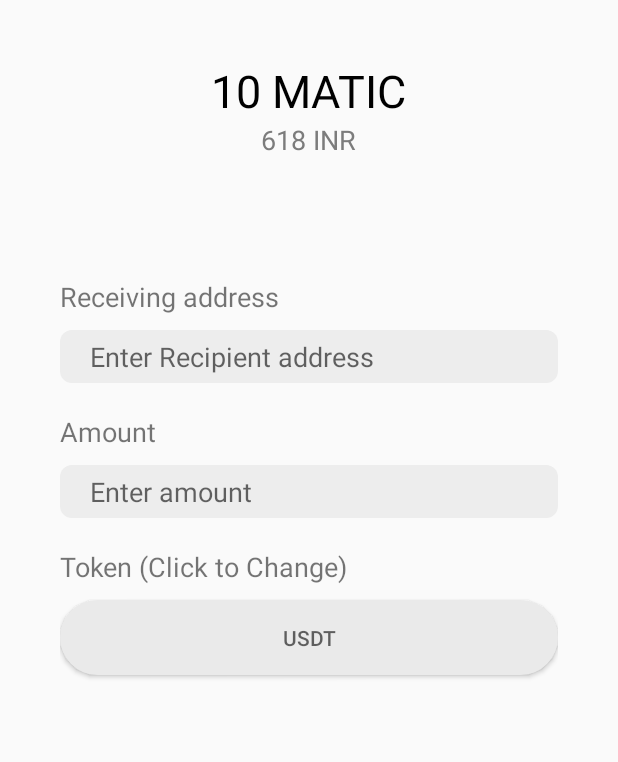
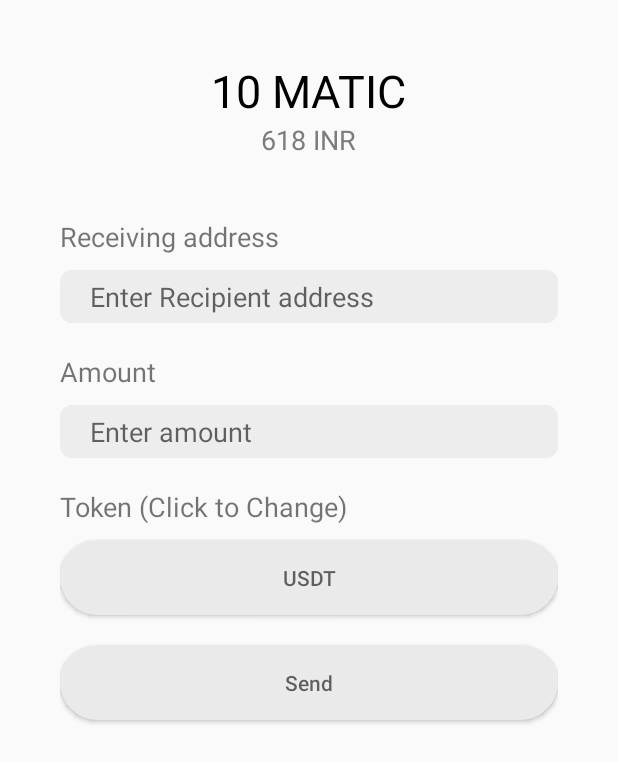
Before and after one commit to raehat/tracto, an Android app: the layout sheet_send_tokens.xml on its own in the app's theme, with its tools: preview values and no code run, on a phone screen of 412 x 824 dp. Shown: the top 762 px of the screen. Run offline under Robolectric (Android 15) with nearby library versions, the phone set to English and light mode, and no system bars.

Commit message:
add more tx data to app

```diff
--- a/app/src/main/java/com/example/tracto/oktoflow/bottomnavfragments/SentTokensFragment.kt
+++ b/app/src/main/java/com/example/tracto/oktoflow/bottomnavfragments/SentTokensFragment.kt
@@ -15,6 +15,8 @@ class SentTokensFragment : Fragment() {
     ): View? {
         val binding = FragmentSentTokensBinding.inflate(layoutInflater)
 
+
+
         return binding.root
     }
 }
--- a/app/src/main/res/layout/item_card_my_tokens.xml
+++ b/app/src/main/res/layout/item_card_my_tokens.xml
@@ -3,7 +3,8 @@
     android:layout_width="match_parent"
     xmlns:app="http://schemas.android.com/apk/res-auto"
     app:cardCornerRadius="20dp"
-    android:layout_height="70dp">
+    android:layout_height="70dp"
+    android:layout_marginVertical="7dp">
 
     <RelativeLayout
         android:layout_width="match_parent"
--- a/app/src/main/res/layout/sheet_send_tokens.xml
+++ b/app/src/main/res/layout/sheet_send_tokens.xml
@@ -29,7 +29,8 @@
         android:layout_width="match_parent"
         android:layout_height="wrap_content"
         android:layout_below="@id/text_view_token_inr"
-        android:layout_marginTop="80dp"
+        android:layout_marginTop="40dp"
+        android:layout_marginBottom="40dp"
         android:layout_marginHorizontal="40dp"
         android:orientation="vertical">
 
@@ -40,6 +41,7 @@
             android:textSize="18sp" />
 
         <EditText
+            android:id="@+id/edit_text_receiving_address"
             android:layout_width="match_parent"
             android:layout_height="wrap_content"
             android:hint="Enter Recipient address"
@@ -56,6 +58,7 @@
             android:textSize="18sp" />
 
         <EditText
+            android:id="@+id/edit_text_amount"
             android:layout_width="match_parent"
             android:layout_height="wrap_content"
             android:hint="Enter amount"
@@ -83,6 +86,18 @@
             android:layout_marginVertical="10dp"
             android:paddingVertical="5dp" />
 
+        <Button
+            android:id="@+id/button_send"
+            android:layout_width="match_parent"
+            android:layout_height="50dp"
+            android:hint="Send"
+            android:layout_marginTop="30dp"
+            android:background="@drawable/basic_button"
+            android:backgroundTint="#EAEAEA"
+            android:paddingHorizontal="20dp"
+            android:layout_marginVertical="10dp"
+            android:paddingVertical="5dp" />
+
     </LinearLayout>
 
 </RelativeLayout>
```
Also changed, not shown: app/build.gradle.kts (+7 -0 lines), app/src/main/java/com/example/tracto/oktoflow/SendTokensSheet.kt (+138 -12 lines).
